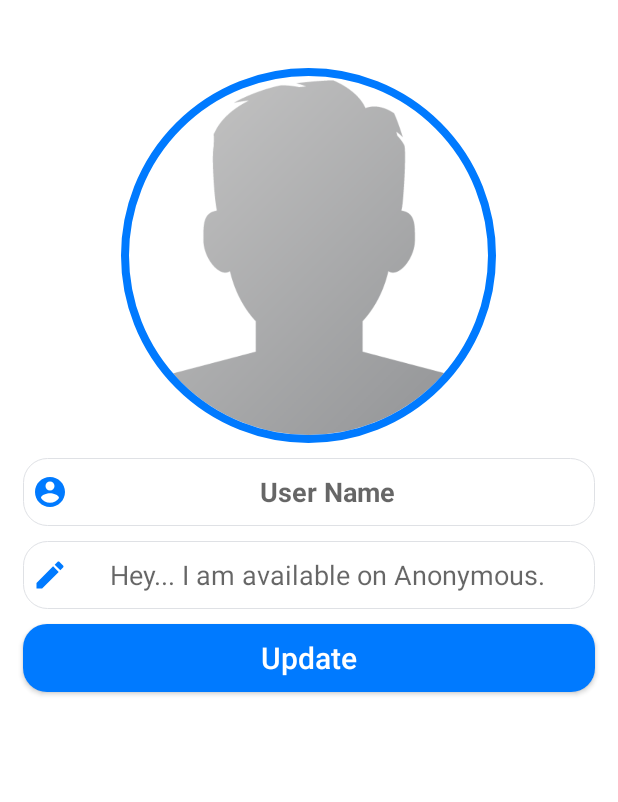
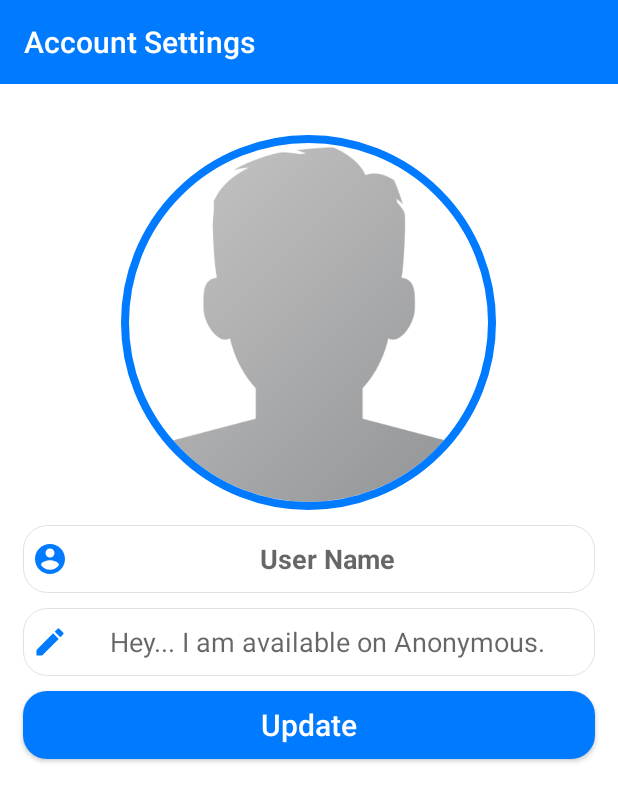
Before and after one commit to hritupon/Anonymous, an Android app: the screen it shows after launch once a user with an empty profile is signed in (SettingsActivity), on a phone screen of 412 x 824 dp. Shown: the top 802 px of the screen. Run offline under Robolectric (Android 15) with nearby library versions, the phone set to English and light mode, and no system bars; our stand-ins replace CircleImageView, Firebase (no records; nobody signed in at launch, a user with empty details on screens opened directly), Picasso; libraries missing offline, so code that uses them is left out: com.theartofdev.edmodo.

Commit message:
First code

```diff
--- a/app/src/main/AndroidManifest.xml
+++ b/app/src/main/AndroidManifest.xml
@@ -19,7 +19,10 @@
             android:parentActivityName=".MainActivity" />
         <activity android:name=".PhoneLoginActivity" />
         <activity android:name=".GroupChatActivity" />
-        <activity android:name=".SettingsActivity" />
+        <activity android:name=".SettingsActivity"
+            android:parentActivityName=".MainActivity">
+
+        </activity>
         <activity android:name=".RegisterActivity" />
         <activity android:name=".LoginActivity" />
         <activity android:name=".MainActivity">
--- a/app/src/main/java/com/anonymous/MainActivity.java
+++ b/app/src/main/java/com/anonymous/MainActivity.java
@@ -123,9 +123,7 @@ public class MainActivity extends AppCompatActivity {
 
     private void sendUserToSettingsActivity() {
         Intent settingsIntent = new Intent(MainActivity.this, SettingsActivity.class);
-        settingsIntent.addFlags(Intent.FLAG_ACTIVITY_NEW_TASK | Intent.FLAG_ACTIVITY_CLEAR_TASK);
         startActivity(settingsIntent);
-        finish();
     }
 
     private void sendUserToFindFriendsActivity() {
--- a/app/src/main/java/com/anonymous/SettingsActivity.java
+++ b/app/src/main/java/com/anonymous/SettingsActivity.java
@@ -7,6 +7,7 @@ import android.support.annotation.NonNull;
 import android.support.annotation.Nullable;
 import android.support.v7.app.AppCompatActivity;
 import android.os.Bundle;
+import android.support.v7.widget.Toolbar;
 import android.text.TextUtils;
 import android.view.View;
 import android.widget.Button;
@@ -44,6 +45,7 @@ public class SettingsActivity extends AppCompatActivity {
     private DatabaseReference rootRef;
     private StorageReference userProfileImagesRef;
     private ProgressDialog loadingBar;
+    private Toolbar settingsToolbar;
 
     private static final int GalleryPick=1;
 
@@ -85,6 +87,11 @@ public class SettingsActivity extends AppCompatActivity {
         userStatus = (EditText) findViewById(R.id.set_profile_status);
         userProfileImage = (CircleImageView) findViewById(R.id.set_profile_image);
         loadingBar = new ProgressDialog(this);
+        settingsToolbar = (Toolbar)findViewById(R.id.settings_toolbar);
+        setSupportActionBar(settingsToolbar);
+        getSupportActionBar().setDisplayShowHomeEnabled(true);
+        getSupportActionBar().setDisplayShowCustomEnabled(true);
+        getSupportActionBar().setTitle("Account Settings");
     }
 
     @Override
--- a/app/src/main/res/layout/activity_settings.xml
+++ b/app/src/main/res/layout/activity_settings.xml
@@ -8,6 +8,9 @@
     tools:context=".SettingsActivity"
     android:background="@color/white">
 
+    <include
+        android:id="@+id/settings_toolbar"
+        layout="@layout/app_bar_layout"/>
     <de.hdodenhof.circleimageview.CircleImageView
 
         android:id="@+id/set_profile_image"
@@ -15,7 +18,7 @@
         android:layout_height="250dp"
         android:layout_alignParentTop="true"
         android:layout_centerHorizontal="true"
-        android:layout_marginTop="45dp"
+        android:layout_marginTop="90dp"
         android:src="@drawable/profile_image"
         app:civ_border_width="5dp"
         app:civ_border_color="@color/blue"
```
